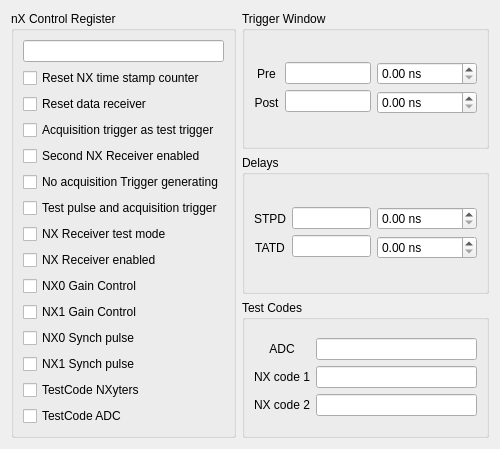
Above: mbspex/gui/qt/nyxor/generalwidget.ui from gsi-ee/drivers before the change. Below: the same form after it.
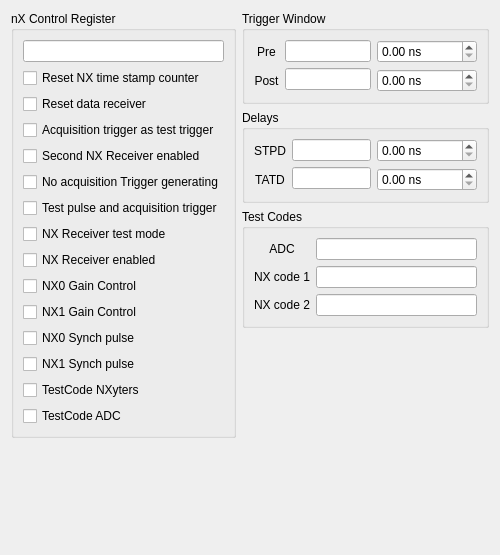
That is the form after the change.

Commit message: mbspex nyxor gui: added tabs for external dacs and adc. Added new fields to configuration generation. Some layout improvements. Tested with real hardware.

```diff
--- a/mbspex/gui/qt/nyxor/generalwidget.ui
+++ b/mbspex/gui/qt/nyxor/generalwidget.ui
@@ -7,14 +7,16 @@
     <x>0</x>
     <y>0</y>
     <width>500</width>
-    <height>415</height>
+    <height>555</height>
    </rect>
   </property>
   <property name="windowTitle">
    <string>Form</string>
   </property>
   <layout class="QGridLayout" name="gridLayout_5">
-   <item row="0" column="0" rowspan="3">
+   <item row="0" column="0">
+    <layout class="QVBoxLayout" name="verticalLayout_10">
+     <item>
     <widget class="QGroupBox" name="nXControlRegistergroupBox">
      <property name="title">
       <string>nX Control Register</string>
@@ -172,7 +174,24 @@
      </layout>
     </widget>
    </item>
+     <item>
+      <spacer name="verticalSpacer_2">
+       <property name="orientation">
+        <enum>Qt::Vertical</enum>
+       </property>
+       <property name="sizeHint" stdset="0">
+        <size>
+         <width>20</width>
+         <height>40</height>
+        </size>
+       </property>
+      </spacer>
+     </item>
+    </layout>
+   </item>
    <item row="0" column="1">
+    <layout class="QVBoxLayout" name="verticalLayout_9">
+     <item>
     <widget class="QGroupBox" name="TriggerWindowgroupBox">
      <property name="title">
       <string>Trigger Window</string>
@@ -259,7 +278,7 @@
      </layout>
     </widget>
    </item>
-   <item row="1" column="1">
+     <item>
     <widget class="QGroupBox" name="DelaygroupBox">
      <property name="title">
       <string>Delays</string>
@@ -347,7 +366,7 @@
      </layout>
     </widget>
    </item>
-   <item row="2" column="1">
+     <item>
     <widget class="QGroupBox" name="TestCodegroupBox">
      <property name="title">
       <string>Test Codes</string>
@@ -414,6 +433,21 @@
       </item>
      </layout>
     </widget>
+     </item>
+     <item>
+      <spacer name="verticalSpacer">
+       <property name="orientation">
+        <enum>Qt::Vertical</enum>
+       </property>
+       <property name="sizeHint" stdset="0">
+        <size>
+         <width>20</width>
+         <height>40</height>
+        </size>
+       </property>
+      </spacer>
+     </item>
+    </layout>
    </item>
   </layout>
  </widget>
```
Left out of the diff: 6 changed lines with no effect on the pictures. Lines whose indentation alone changed are shown as unchanged. The commit also changes 11 other files.
